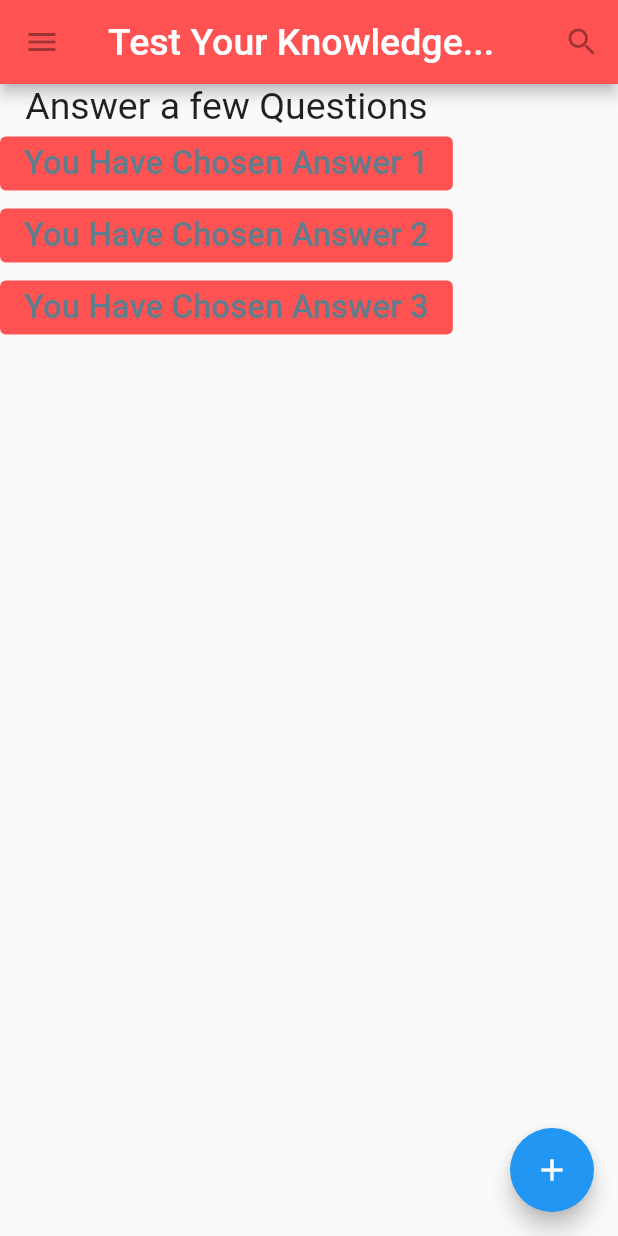
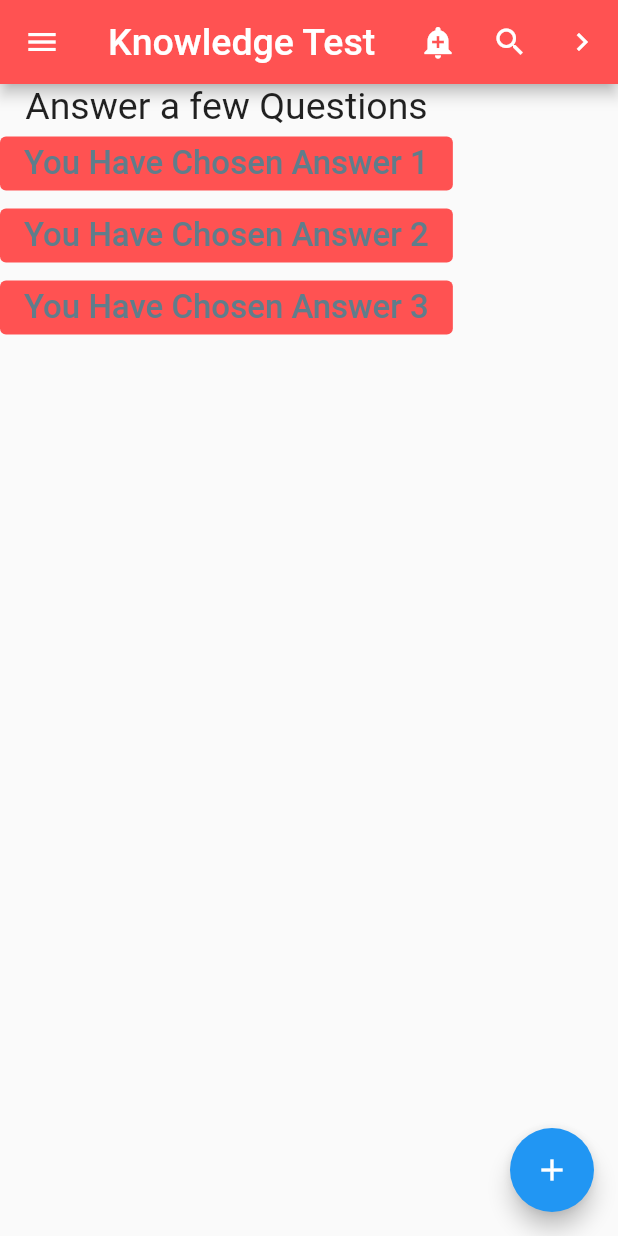
Before and after one commit to Prodigy-Genes/learning_flutter-cont-, a Flutter app: the screen it shows after launch, on a phone screen of 412 x 824 dp. Run offline on Flutter 3.47's test engine with Material 2 defaults, Android fonts, the phone set to English and light mode, and no system bars.

Commit message:
Learning_Flutter(cont)

```diff
--- a/lib/myStateless_Scaffold.dart
+++ b/lib/myStateless_Scaffold.dart
@@ -1,32 +1,41 @@
 import 'package:flutter/material.dart';
 
+final GlobalKey<ScaffoldState> scaffoldKey = GlobalKey<ScaffoldState>();
 
-final GlobalKey<ScaffoldState> scaffoldKey = GlobalKey<ScaffoldState>();
-const SnackBar snackBarOne = SnackBar(content: Text('Alert has been pressed!',
-style: TextStyle(fontSize: 30),));
+const SnackBar snackBarOne = SnackBar(
+  content: Text(
+    'Alert has been pressed!',
+    style: TextStyle(fontSize: 30),
+  ),
+);
 
-const SnackBar snackBarTwo = SnackBar(content: Text('Search has been pressed!',
-style: TextStyle(fontSize: 30)));
+const SnackBar snackBarTwo = SnackBar(
+  content: Text('Search has been pressed!', style: TextStyle(fontSize: 30)),
+);
 
-const SnackBar snackBarThree = SnackBar(content: Text('Navigation has been Pressed!',
-style: TextStyle(fontSize: 30)),);
+const SnackBar snackBarThree = SnackBar(
+  content: Text('Navigation has been Pressed!', style: TextStyle(fontSize: 30)),
+);
 
-void clickNextPage(BuildContext context){
-  Navigator.push(context, MaterialPageRoute(builder: (BuildContext context){
+void clickNextPage(BuildContext context) {
+  Navigator.push(context, MaterialPageRoute(builder: (BuildContext context) {
     return Scaffold(
-      appBar: AppBar(title: const Text('Know Yourself'),),
+      appBar: AppBar(
+        title: const Text('Know Yourself'),
+      ),
       body: const Center(
-        child: Text('Dig deep into every layer of your mind to find yourself',
-        style: TextStyle(fontSize: 24), textAlign: TextAlign.center),
-
+        child: Text(
+          'Dig deep into every layer of your mind to find yourself',
+          style: TextStyle(fontSize: 24),
+          textAlign: TextAlign.center,
+        ),
       ),
     );
   }));
 }
 
 class MyStatelessScaffoldWidget extends StatelessWidget {
-
-  MyStatelessScaffoldWidget({Key? key}) : super(key: key);
+  const MyStatelessScaffoldWidget({Key? key}) : super(key: key);
 
   @override
   Widget build(BuildContext context) {
@@ -37,9 +46,78 @@ class MyStatelessScaffoldWidget extends StatelessWidget {
           IconButton(
             icon: const Icon(Icons.add_alert),
             tooltip: 'Show Snackbar',
-            onPressed: (){scaffoldKey.currentState.showSnackBar(snackBarOne);},
-          )
-        ]),
+            onPressed: () {
+              ScaffoldMessenger.of(context).showSnackBar(snackBarOne);
+            },
+          ),
+
+          IconButton(
+            icon: const Icon(Icons.search),
+            tooltip: 'Search',
+            onPressed: () {
+              ScaffoldMessenger.of(context).showSnackBar(snackBarTwo);
+            },
+          ),
+
+          IconButton(
+            icon: const Icon(Icons.navigate_next),
+            tooltip: 'Next page',
+            onPressed: (){clickNextPage(context);},
+          ),
+        ],
+
+        leading: IconButton(
+          icon: const Icon(Icons.menu),
+          tooltip: 'Navigation Menu',
+          onPressed: (){
+            ScaffoldMessenger.of(context).showSnackBar(snackBarThree);
+          },),
+
+          title: const Text('Knowledge Test',
+          style: TextStyle(fontSize: 25.00, fontStyle: FontStyle.normal),),
+          backgroundColor: Colors.redAccent,
+      ),
+
+    body: Column(
+        children: [
+          const Text(
+            'Answer a few Questions',
+            textAlign: TextAlign.center,
+            style: TextStyle(
+              fontSize: 25,
+            ),
+          ),
+          ElevatedButton(
+            onPressed: null,
+            style: ElevatedButton.styleFrom(disabledBackgroundColor: Colors.redAccent),
+            child: const Text(
+              'You Have Chosen Answer 1',
+              style: TextStyle(fontSize: 22, color: Colors.blueGrey),
+            ),
+          ),
+          ElevatedButton(
+            style: ElevatedButton.styleFrom(disabledBackgroundColor: Colors.redAccent),
+            onPressed: null,
+            child: const Text(
+              'You Have Chosen Answer 2',
+              style: TextStyle(fontSize: 22, color: Colors.blueGrey),
+            ),
+          ),
+          ElevatedButton(
+            style: ElevatedButton.styleFrom(disabledBackgroundColor: Colors.redAccent),
+            onPressed: null,
+            child: const Text(
+              'You Have Chosen Answer 3',
+              style: TextStyle(fontSize: 22, color: Colors.blueGrey),
+            ),
+          ),
+        ],
+      ),
+    floatingActionButton: const FloatingActionButton(
+        tooltip: 'Add',
+        onPressed: null,
+        child: Icon(Icons.add),
+      ),
     );
   }
 }
--- a/lib/testingMy_firstApp.dart
+++ b/lib/testingMy_firstApp.dart
@@ -1,70 +1,15 @@
 import 'package:flutter/material.dart';
 
+import 'package:learning_flutter/myStateless_Scaffold.dart';
+
 class MyFirstApp extends StatelessWidget {
-  const MyFirstApp({Key? key}) : super(key: key); // Corrected constructor
+  const MyFirstApp({super.key});
+
 
   @override
   Widget build(BuildContext context) {
-    return Scaffold(
-      appBar: AppBar(
-        leading: const IconButton(
-          icon: Icon(Icons.menu),
-          tooltip: 'Navigation Menu',
-          onPressed: null,
-        ),
-        title: const Text(
-          'Test Your Knowledge...',
-          style: TextStyle(fontSize: 25.00, fontStyle: FontStyle.normal),
-        ),
-        actions: const <Widget>[
-          IconButton(
-            icon: Icon(Icons.search),
-            tooltip: 'Search',
-            onPressed: null,
-          )
-        ],
-        backgroundColor: Colors.redAccent,
-      ),
-      body: Column(
-        children: [
-          const Text(
-            'Answer a few Questions',
-            textAlign: TextAlign.center,
-            style: TextStyle(
-              fontSize: 25,
-            ),
-          ),
-          ElevatedButton(
-            onPressed: null,
-            style: ElevatedButton.styleFrom(disabledBackgroundColor: Colors.redAccent),
-            child: const Text(
-              'You Have Chosen Answer 1',
-              style: TextStyle(fontSize: 22, color: Colors.blueGrey),
-            ),
-          ),
-          ElevatedButton(
-            style: ElevatedButton.styleFrom(disabledBackgroundColor: Colors.redAccent),
-            onPressed: null,
-            child: const Text(
-              'You Have Chosen Answer 2',
-              style: TextStyle(fontSize: 22, color: Colors.blueGrey),
-            ),
-          ),
-          ElevatedButton(
-            style: ElevatedButton.styleFrom(disabledBackgroundColor: Colors.redAccent),
-            onPressed: null,
-            child: const Text(
-              'You Have Chosen Answer 3',
-              style: TextStyle(fontSize: 22, color: Colors.blueGrey),
-            ),
-          ),
-        ],
-      ),
-      floatingActionButton: const FloatingActionButton(
-        tooltip: 'Add',
-        onPressed: null,
-        child: Icon(Icons.add),
-      ),
+    return const MaterialApp(
+      home: MyStatelessScaffoldWidget()
     );
   }
 }
```
Also changed, not shown: lib/main.dart (+1 -6 lines).
